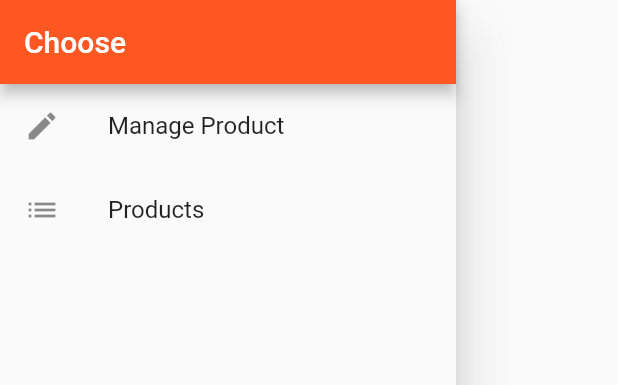
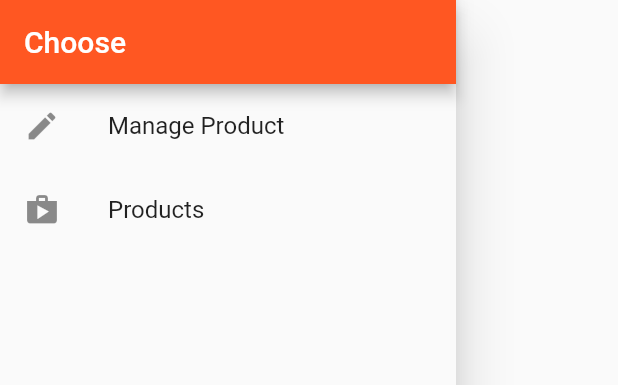
Before and after one commit to vicmoh/product_management, a Flutter app: the MenuDrawer widget shown alone on an empty page, opened directly, on a phone screen of 412 x 824 dp. Shown: the top 385 px of the screen. Run offline on Flutter 3.47's test engine with Material 2 defaults, Android fonts, the phone set to English and light mode, and no system bars.

Commit message:
change icon

```diff
--- a/lib/drawers.dart
+++ b/lib/drawers.dart
@@ -26,7 +26,7 @@ class MenuDrawer extends StatelessWidget{
             automaticallyImplyLeading: false,
           ),
           _menuButton(Icons.edit, "Manage Product", '/admin'),
-          _menuButton(Icons.list, "Products", '/products'),
+          _menuButton(Icons.shop, "Products", '/products'),
         ],
       )
     );
```
